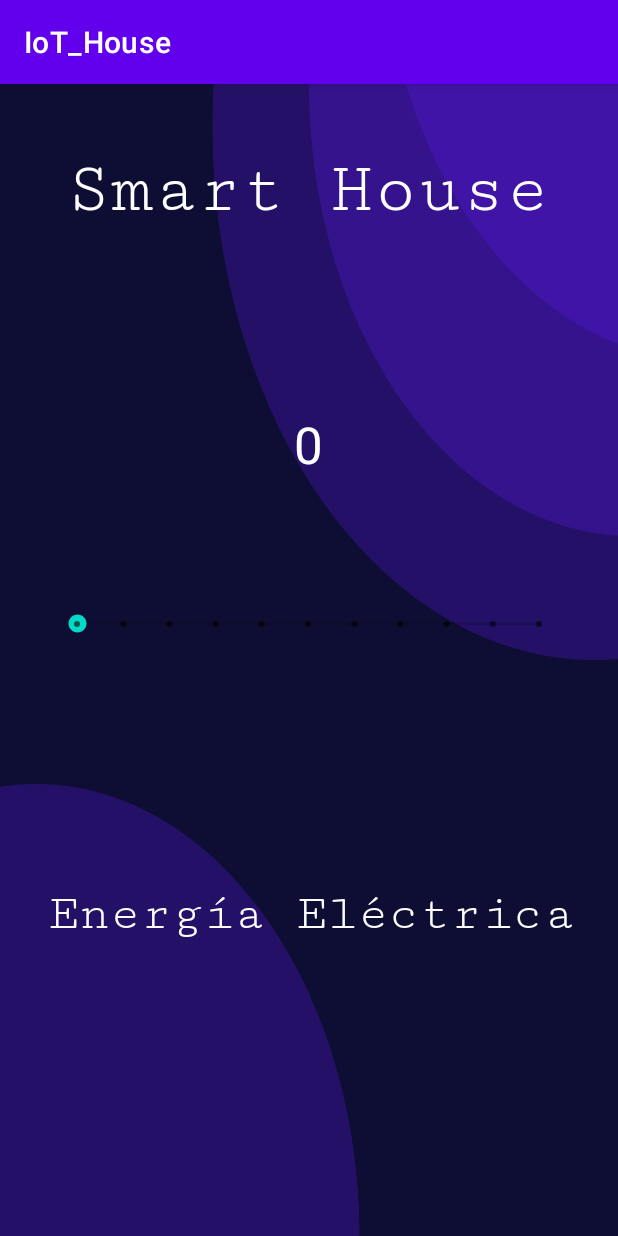
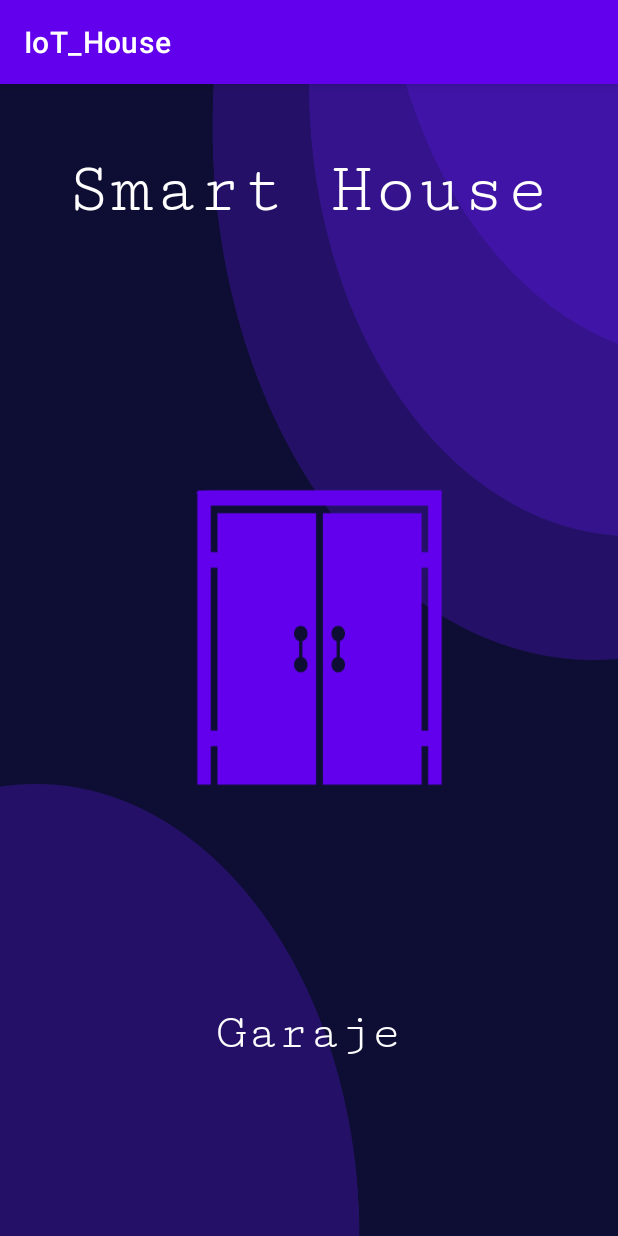
Before and after one commit to Vicente105/IoT_House, an Android app: the screen it shows after launch (MainActivity3 before the commit, MainActivity4 after it), on a phone screen of 412 x 824 dp. Run offline under Robolectric (Android 15) with nearby library versions, the phone set to English and light mode, and no system bars.

Commit message:
Agregamos el activity4 Agregamos las funciones para que funcione el boton

```diff
--- a/app/src/main/AndroidManifest.xml
+++ b/app/src/main/AndroidManifest.xml
@@ -13,7 +13,7 @@
         android:theme="@style/Theme.IoT_House"
         tools:targetApi="31">
         <activity
-            android:name=".MainActivity4"
+            android:name=".MainActivity3"
             android:exported="false">
             <meta-data
                 android:name="android.app.lib_name"
@@ -34,7 +34,7 @@
                 android:value="" />
         </activity>
         <activity
-            android:name=".MainActivity3"
+            android:name=".MainActivity4"
             android:exported="true">
             <intent-filter>
                 <action android:name="android.intent.action.MAIN" />
--- a/app/src/main/java/com/example/iot_house/MainActivity4.java
+++ b/app/src/main/java/com/example/iot_house/MainActivity4.java
@@ -3,12 +3,38 @@ package com.example.iot_house;
 import androidx.appcompat.app.AppCompatActivity;
 
 import android.os.Bundle;
+import android.view.View;
+import android.widget.Button;
 
 public class MainActivity4 extends AppCompatActivity {
+    Button btngaraje;
+    boolean isOpen = false;
 
     @Override
     protected void onCreate(Bundle savedInstanceState) {
         super.onCreate(savedInstanceState);
         setContentView(R.layout.activity_main4);
+
+        btngaraje = (Button) findViewById(R.id.btngaraje);
+
+        // Establecer la imagen inicial según el estado actual
+        if (isOpen) {
+            btngaraje.setBackgroundResource(R.drawable.abierto);
+        } else {
+            btngaraje.setBackgroundResource(R.drawable.cerrado);
+        }
+
+        btngaraje.setOnClickListener(new View.OnClickListener() {
+            @Override
+            public void onClick(View v) {
+                // Cambiar el estado y la imagen del botón al hacer clic
+                isOpen = !isOpen;
+                if (isOpen) {
+                    btngaraje.setBackgroundResource(R.drawable.abierto);
+                } else {
+                    btngaraje.setBackgroundResource(R.drawable.cerrado);
+                }
+            }
+        });
     }
 }
--- a/app/src/main/res/layout/activity_main4.xml
+++ b/app/src/main/res/layout/activity_main4.xml
@@ -4,6 +4,45 @@
     xmlns:tools="http://schemas.android.com/tools"
     android:layout_width="match_parent"
     android:layout_height="match_parent"
-    tools:context=".MainActivity4">
+    tools:context=".MainActivity4"
+    android:background="@drawable/back">
+
+    <TextView
+        android:id="@+id/tvApp"
+        android:layout_width="wrap_content"
+        android:layout_height="wrap_content"
+        android:layout_marginStart="44dp"
+        android:layout_marginTop="44dp"
+        android:fontFamily="serif-monospace"
+        android:text="Smart House"
+        android:textColor="#FFFFFF"
+        android:textSize="48sp"
+        app:layout_constraintStart_toStartOf="parent"
+        app:layout_constraintTop_toTopOf="parent" />
+
+    <TextView
+        android:id="@+id/ivcontrol1"
+        android:layout_width="wrap_content"
+        android:layout_height="wrap_content"
+        android:layout_marginStart="144dp"
+        android:layout_marginTop="100dp"
+        android:fontFamily="serif-monospace"
+        android:text="Garaje"
+        android:textColor="#FDFDFD"
+        android:textColorHighlight="#FAFAFA"
+        android:textSize="34sp"
+        app:layout_constraintStart_toStartOf="parent"
+        app:layout_constraintTop_toBottomOf="@+id/btngaraje" />
+
+    <Button
+        android:id="@+id/btngaraje"
+        android:layout_width="242dp"
+        android:layout_height="276dp"
+        android:layout_marginStart="92dp"
+        android:layout_marginTop="140dp"
+        android:background="@drawable/cerrado"
+        app:layout_constraintStart_toStartOf="parent"
+        app:layout_constraintTop_toBottomOf="@+id/tvApp" />
+
 
 </androidx.constraintlayout.widget.ConstraintLayout>
```
Also changed, not shown: app/src/main/res/drawable/abierto.png (added), app/src/main/res/drawable/cerrado.png (added).
